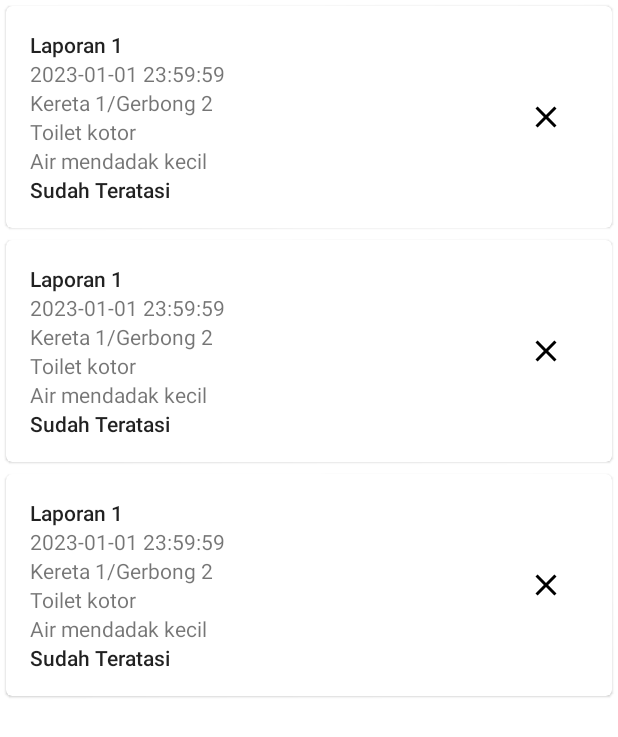
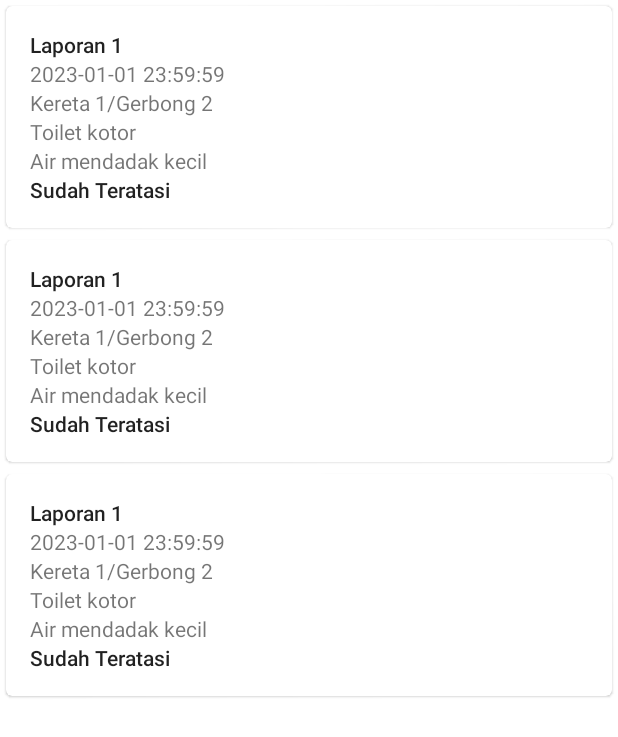
Before and after one commit to BungaAllysah/SmartToilet, an Android app: the layout activity_laporan_pengaduan.xml on its own in the app's theme, with its tools: preview values and no code run, on a phone screen of 412 x 824 dp. Shown: the top 737 px of the screen. Run offline under Robolectric (Android 15) with nearby library versions, the phone set to English and light mode, and no system bars; network calls fail.

Commit message:
mbenerin daftar pengaduan

```diff
--- a/app/src/main/res/layout/item_laporan_pengaduan.xml
+++ b/app/src/main/res/layout/item_laporan_pengaduan.xml
@@ -67,15 +67,5 @@
             app:layout_constraintTop_toTopOf="parent"
             app:layout_constraintVertical_bias="0.5" />
 
-        <ImageButton
-            android:id="@+id/btn_pengaduan_delete"
-            android:layout_width="56dp"
-            android:layout_height="56dp"
-            android:background="@null"
-            app:layout_constraintBottom_toBottomOf="parent"
-            app:layout_constraintEnd_toEndOf="parent"
-            app:layout_constraintTop_toTopOf="parent"
-            app:layout_constraintVertical_bias="0.5"
-            app:srcCompat="@drawable/ic_close" />
     </androidx.constraintlayout.widget.ConstraintLayout>
 </com.google.android.material.card.MaterialCardView>
```
Also changed, not shown: app/src/main/java/com/example/tugasakhir/Laporan_pengaduan.java (+13 -4 lines), app/src/main/java/com/example/tugasakhir/adapter/LaporanPengaduanAdapter.java (+1 -8 lines).
